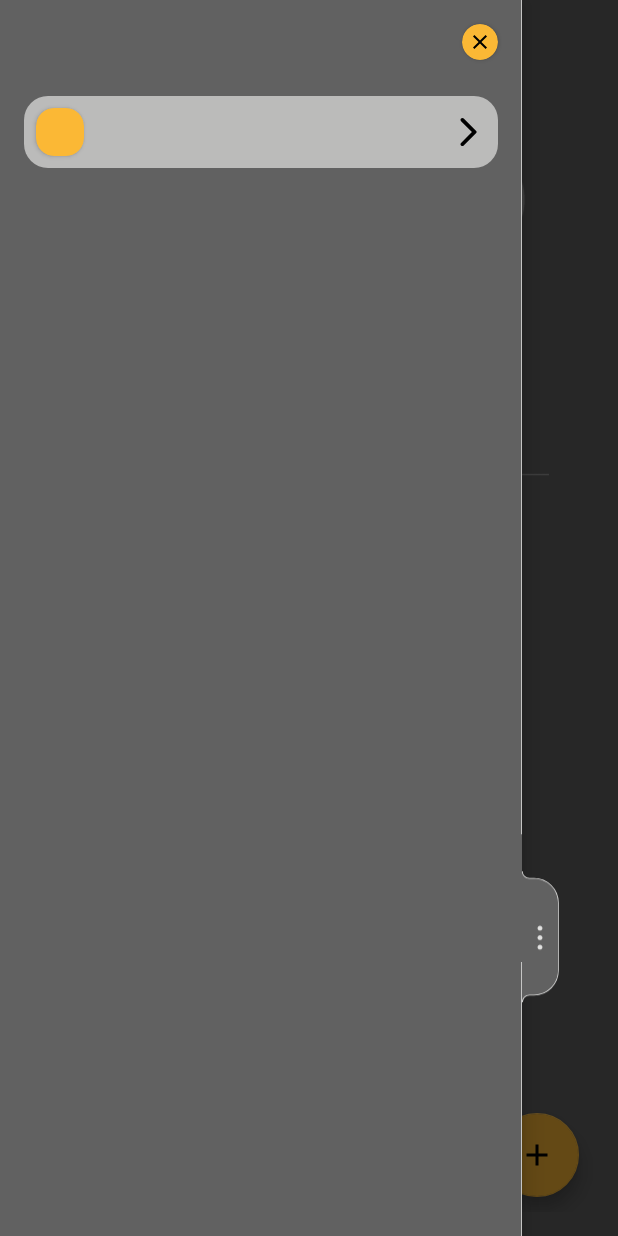
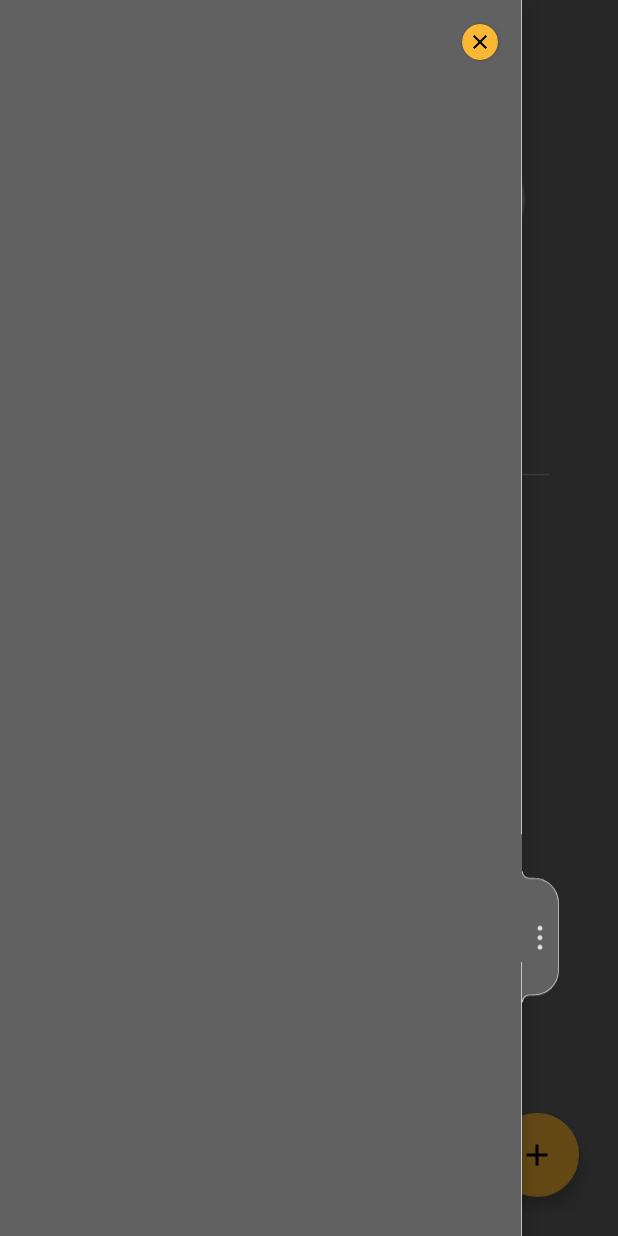
Before and after one commit to ShMike6491/simple-notepad, an Android app: the screen it shows after launch (MainActivity), with the side drawer open, on a phone screen of 412 x 824 dp. Run offline under Robolectric (Android 15) with nearby library versions, the phone set to English and light mode, and no system bars; our stand-ins replace Room's generated code; 1 statement that could not run was skipped.

Commit message:
[CHANGED] menu layout update with linear layout container

```diff
--- a/app/src/main/res/layout/fragment_side_menu.xml
+++ b/app/src/main/res/layout/fragment_side_menu.xml
@@ -28,16 +28,15 @@
 
     </androidx.cardview.widget.CardView>
 
-
-    <include
-        layout="@layout/item_side_menu"
-        android:id="@+id/emailItem"
+    <androidx.appcompat.widget.LinearLayoutCompat
+        android:id="@+id/menuItemsContainer"
         android:layout_height="wrap_content"
         android:layout_marginHorizontal="@dimen/default_gap_medium"
-        android:layout_marginTop="@dimen/default_gap_large"
+        android:layout_marginTop="32dp"
         android:layout_width="match_parent"
+        android:orientation="vertical"
         app:layout_constraintStart_toStartOf="parent"
         app:layout_constraintTop_toBottomOf="@id/exitContainer"
-        tools:visibility="visible" />
+        tools:itemLayout="@layout/item_side_menu" />
 
 </androidx.constraintlayout.widget.ConstraintLayout>
```
